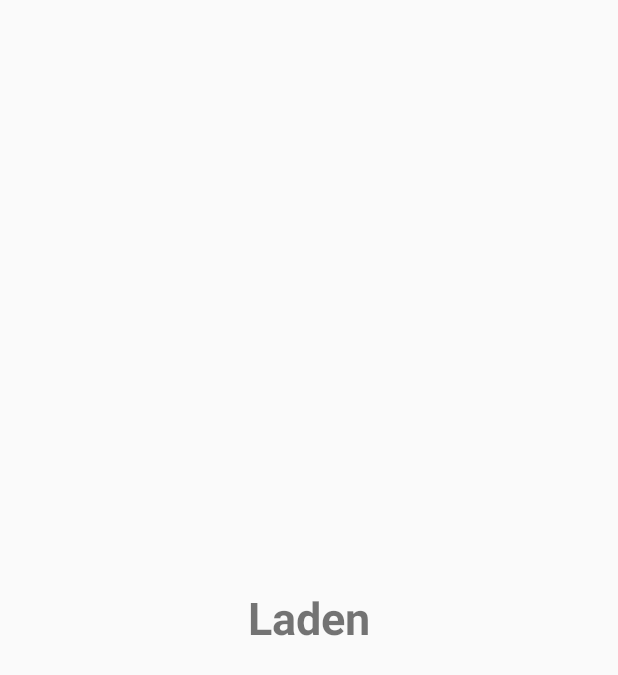
After one commit to YacGroup/yacguide, an Android app: the layout info_dialog.xml on its own in the app's theme, with its tools: preview values and no code run, on a phone screen of 412 x 824 dp. The commit adds this screen. Shown: the top 675 px of the screen. Run offline under Robolectric (Android 15) with nearby library versions, the phone set to English and light mode, and no system bars.

Commit message:
Modified update visuals

```diff
--- a/app/src/main/java/com/example/paetz/yacguide/RockActivity.java
+++ b/app/src/main/java/com/example/paetz/yacguide/RockActivity.java
@@ -10,7 +10,6 @@ import android.widget.LinearLayout;
 import android.widget.TextView;
 import android.widget.Toast;
 
-import com.example.paetz.yacguide.database.Ascend;
 import com.example.paetz.yacguide.database.Rock;
 import com.example.paetz.yacguide.network.RockParser;
 import com.example.paetz.yacguide.utils.IntentConstants;
@@ -43,9 +42,9 @@ public class RockActivity extends TableActivity implements ProgressListener {
     // ProgressListener
     @Override
     public void onProgress(int sent, int received) {
-        if (sent != 0) {
+        if (updateDialog != null && sent != 0) {
             int percent = 100 * received / sent;
-            ((TextView) findViewById(R.id.updateTextView)).setText(percent + "%");
+            ((TextView) updateDialog.findViewById(R.id.dialogText)).setText(percent + "%");
         }
     }
 
@@ -66,7 +65,6 @@ public class RockActivity extends TableActivity implements ProgressListener {
     private void _displayInner(boolean onlySummits) {
         LinearLayout layout = findViewById(R.id.tableLayout);
         layout.removeAllViews();
-        Ascend[] ascends = db.ascendDao().getAll();
         this.setTitle(_sectorName);
         for (final Rock rock : db.rockDao().getAll(_sectorId)) {
             int bgColor = rock.getAscended() ? Color.GREEN : Color.WHITE;
--- a/app/src/main/java/com/example/paetz/yacguide/RouteActivity.java
+++ b/app/src/main/java/com/example/paetz/yacguide/RouteActivity.java
@@ -7,7 +7,6 @@ import android.os.Bundle;
 import android.view.View;
 import android.widget.LinearLayout;
 import android.widget.TextView;
-import android.widget.Toast;
 
 import com.example.paetz.yacguide.database.Rock;
 import com.example.paetz.yacguide.database.Route;
@@ -42,9 +41,6 @@ public class RouteActivity extends TableActivity {
 
     @Override
     public void back(View v) {
-        if (updateInProgress) {
-            Toast.makeText(getApplicationContext(), "Aktualisierung in den Hintergrund verschoben", Toast.LENGTH_SHORT).show();
-        }
         Intent resultIntent = new Intent();
         setResult(_resultUpdated, resultIntent);
         finish();
--- /dev/null
+++ b/app/src/main/res/layout/info_dialog.xml
@@ -0,0 +1,20 @@
+<?xml version="1.0" encoding="utf-8"?>
+<LinearLayout xmlns:android="http://schemas.android.com/apk/res/android"
+    android:orientation="vertical"
+    android:layout_width="wrap_content"
+    android:layout_height="wrap_content"
+    android:layout_gravity="center"
+    android:id="@+id/dialogLayout">
+
+    <TextView xmlns:android="http://schemas.android.com/apk/res/android"
+        android:layout_width="wrap_content"
+        android:layout_height="wrap_content"
+        android:layout_gravity="center"
+        android:layout_margin="10dp"
+        android:textStyle="bold"
+        android:textSize="30dp"
+        android:text="Laden"
+        android:id="@+id/dialogText"
+    />
+
+</LinearLayout>
```
Also changed, not shown: app/src/main/java/com/example/paetz/yacguide/TableActivity.java (+32 -20 lines).
